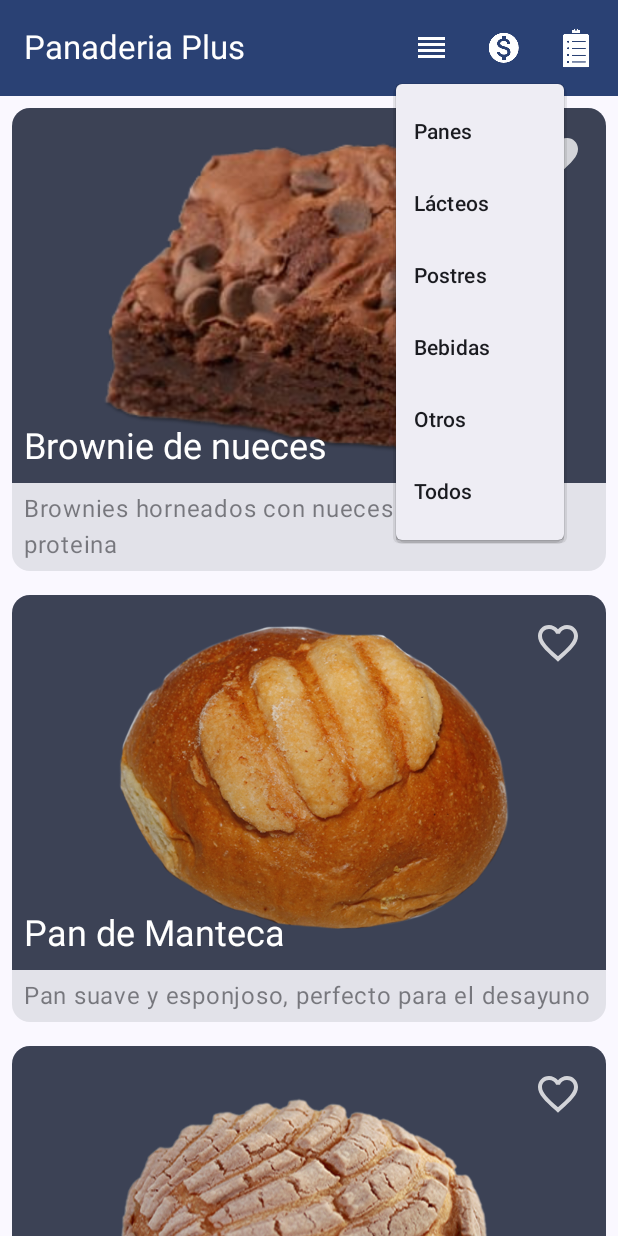
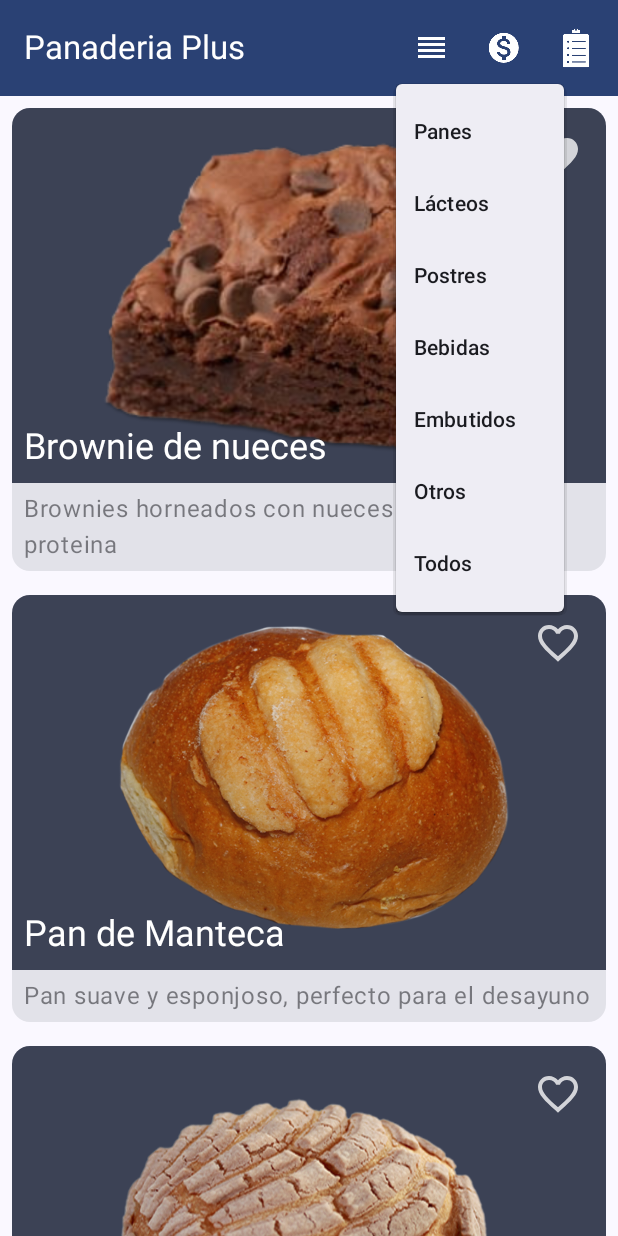
Before and after one commit to Emil2245/PanaderiaPlus, an Android app built with Jetpack Compose: the screen it shows after launch (MainActivity), after a tap on "Filtrar productos", on a phone screen of 412 x 824 dp. Run offline under Robolectric (Android 15) with nearby library versions, the light colour scheme and no system bars; our stand-ins replace livedata-compose; 2 other taps on this screen came first.

Commit message:
Update PanScreen.kt

```diff
--- a/app/src/main/java/com/app/panaderiaplus/ui/screen/panes_base/PanScreen.kt
+++ b/app/src/main/java/com/app/panaderiaplus/ui/screen/panes_base/PanScreen.kt
@@ -156,6 +156,13 @@
                 DropdownMenuItem(
                     onClick = {
                         expanded = false
+                        onFilterClick("embutidos")
+                    },
+                    text = { Text("Embutidos") }
+                )
+                DropdownMenuItem(
+                    onClick = {
+                        expanded = false
                         onFilterClick("otros")
                     },
                     text = { Text("Otros") }
```
